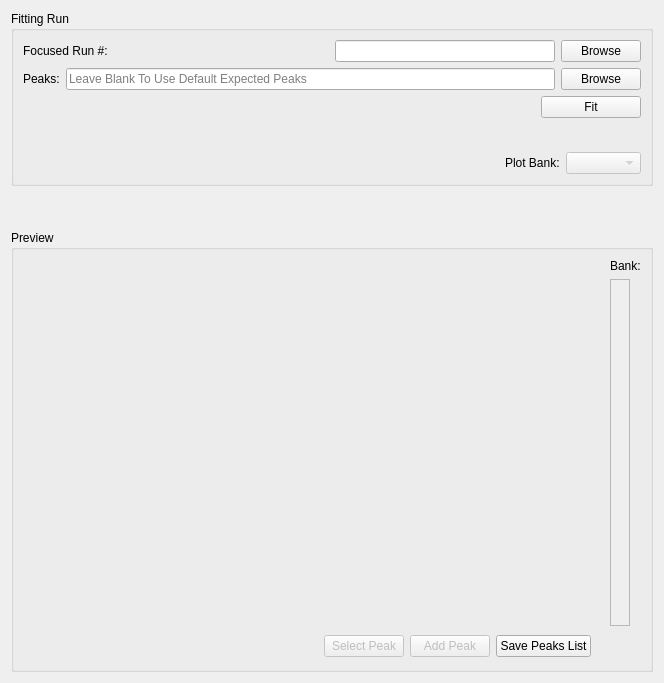
Above: MantidQt/CustomInterfaces/inc/MantidQtCustomInterfaces/EnggDiffraction/EnggDiffractionQtTabFitting.ui from mantidproject/mantid before the change. Below: the same form after it.
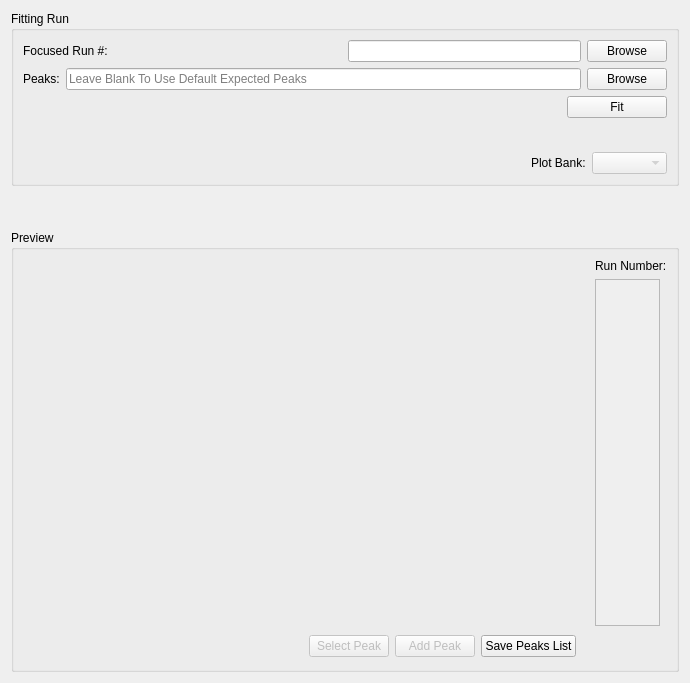
That is the form after the change. Custom widgets are drawn as their Qt base class.

Commit message:
looking out for a range of run number input
refs #15906

```diff
--- a/MantidQt/CustomInterfaces/inc/MantidQtCustomInterfaces/EnggDiffraction/EnggDiffractionQtTabFitting.ui
+++ b/MantidQt/CustomInterfaces/inc/MantidQtCustomInterfaces/EnggDiffraction/EnggDiffractionQtTabFitting.ui
@@ -6,7 +6,7 @@
    <rect>
     <x>0</x>
     <y>0</y>
-    <width>664</width>
+    <width>690</width>
     <height>683</height>
    </rect>
   </property>
@@ -245,7 +245,7 @@
       <item row="0" column="3">
        <widget class="QLabel" name="label_qlist_bank">
         <property name="text">
-         <string>Bank:</string>
+         <string>Run Number:</string>
         </property>
        </widget>
       </item>
@@ -280,13 +280,13 @@
           </property>
           <property name="minimumSize">
            <size>
-            <width>0</width>
+            <width>20</width>
             <height>300</height>
            </size>
           </property>
           <property name="maximumSize">
            <size>
-            <width>20</width>
+            <width>65</width>
             <height>16777215</height>
            </size>
           </property>
```
Left out of the diff: 2 changed lines with no effect on the pictures. The commit also changes 2 other files.
